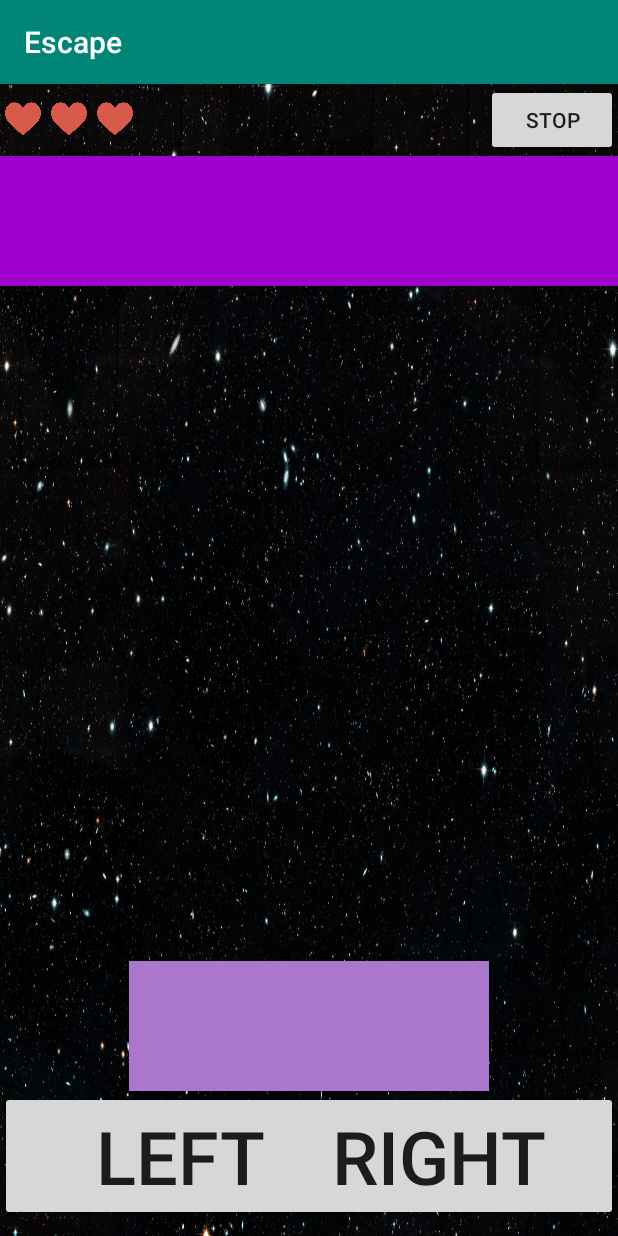
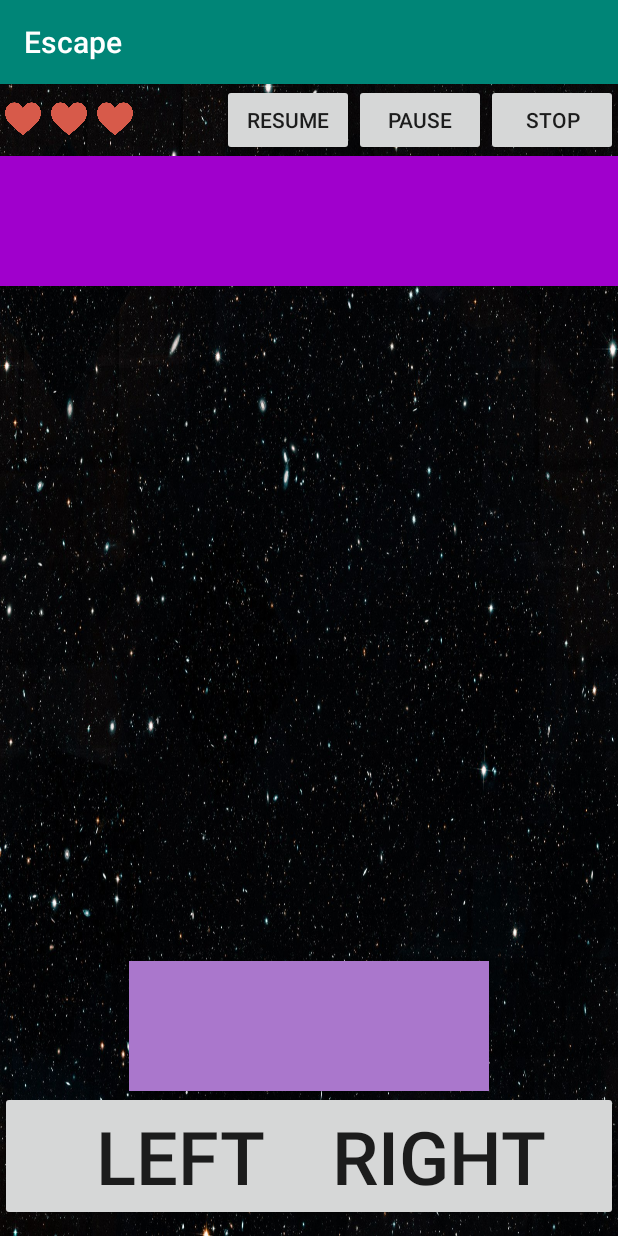
Before and after one commit to hodg300/Escape-Application, an Android app: the GameActivity screen opened directly, with no data from a screen before it, on a phone screen of 412 x 824 dp. Run offline under Robolectric (Android 15) with nearby library versions, the phone set to English and light mode, and no system bars; libraries missing offline, so code that uses them is left out: androidx.constraintlayout.solver.

Commit message:
third commit

```diff
--- a/src/main/java/com/example/myfirstapp/GameActivity.java
+++ b/src/main/java/com/example/myfirstapp/GameActivity.java
@@ -44,6 +44,7 @@ public class GameActivity extends AppCompatActivity {
     private View enemy3;
     private Button btnLeft;
     private Button btnRight;
+    private Button btnPause;
     private ImageView life_status1;
     private ImageView life_status2;
     private ImageView life_status3;
@@ -52,6 +53,8 @@ public class GameActivity extends AppCompatActivity {
     private ValueAnimator animation2;
     private ValueAnimator animation3;
     private int screenHeight;
+    final int MIN =3000;
+    final int MAX=6000;
 
 
 
@@ -65,6 +68,7 @@ public class GameActivity extends AppCompatActivity {
         player = (View) findViewById(R.id.player);
         btnLeft = findViewById(R.id.move_left);
         btnRight = findViewById(R.id.move_right);
+        btnPause=findViewById(R.id.btn_pause);
         enemy1 = (View) findViewById(R.id.enemy1);
         enemy2 = (View) findViewById(R.id.enemy2);
         enemy3 = (View) findViewById(R.id.enemy3);
@@ -93,6 +97,29 @@ public class GameActivity extends AppCompatActivity {
             }
         });
 
+//            findViewById(R.id.btn_pause).setOnClickListener(new View.OnClickListener() {
+//                @Override
+//                public void onClick(View v) {
+//                    animation1.pause();
+//                    animation2.pause();
+//                    animation3.pause();
+//                    btnPause.setText("RESUME");
+//                }
+//            });
+//        findViewById(R.id.btn_pause).setOnClickListener(new View.OnClickListener() {
+//            @Override
+//            public void onClick(View v) {
+//                if(btnPause.getText()=="RESUME") {
+//                    animation1.pause();
+//                    animation2.pause();
+//                    animation3.pause();
+//                    btnPause.setText("RESUME");
+//                }
+//            }
+//        });
+
+
+
 
         //move left
         btnLeft.setOnClickListener(new View.OnClickListener() {
@@ -117,7 +144,7 @@ public class GameActivity extends AppCompatActivity {
 
         //create animation
         animation1 = ValueAnimator.ofInt(-130,screenHeight);
-        animation1.setDuration(7000).setRepeatCount(Animation.INFINITE);
+        animation1.setDuration(5000).setRepeatCount(Animation.INFINITE);
         animation1.start();
         animation1.addUpdateListener(new ValueAnimator.AnimatorUpdateListener() {
             @Override
@@ -149,7 +176,7 @@ public class GameActivity extends AppCompatActivity {
         });
 
         animation3 = ValueAnimator.ofInt(-130,screenHeight);
-        animation3.setDuration(6000).setRepeatCount(Animation.INFINITE);
+        animation3.setDuration(4500).setRepeatCount(Animation.INFINITE);
         animation3.start();
         animation3.addUpdateListener(new ValueAnimator.AnimatorUpdateListener() {
             @Override
@@ -199,18 +226,21 @@ public class GameActivity extends AppCompatActivity {
         e.getLocationOnScreen(enemy_locate);
         p.getLocationOnScreen(player_locate);
 
-//        Log.d("enemy", "isCollision enemy : " + e.getX() +" " + e.getY());
-//        Log.d("player", "isCollision player : " + p.getX() +" " + p.getY());
-//        Log.d("sis", "isCollosion1: " + enemy_locate[0] + " " + enemy_locate[1]);
-//        Log.d("sis", "isCollosion2: " + player_locate[0] + " " + player_locate[1]);
         Rect rect1=new Rect(enemy_locate[0],enemy_locate[1],(int)(enemy_locate[0]+ e.getWidth()),(int)(enemy_locate[1]+e.getHeight()));
-//        Log.d("rect1", "isCollision: " + enemy_locate[0] + " " +enemy_locate[1] + " " + e.getWidth() + " "+ e.getHeight()+" " + enemy_locate[0] );
         Rect rect2=new Rect(player_locate[0],player_locate[1],(int)(player_locate[0]+ p.getWidth()),(int)(player_locate[1]+p.getHeight()));
-//        Log.d("rect2", "isCollision: " + player_locate[0] + " " +player_locate[1] + " " + p.getWidth() + " "+ p.getHeight()+" " + player_locate[0] );
-
-
-//        Log.d("answer", "isCollision: " + Rect.intersects(rect1,rect2));
 
         return Rect.intersects(rect1,rect2);
     }
+
+    public void clickToPause(View view) {
+        animation1.pause();
+        animation2.pause();
+        animation3.pause();
+    }
+
+    public void clickToResume(View view) {
+        animation1.resume();
+        animation2.resume();
+        animation3.resume();
+    }
 }
--- a/src/main/res/layout/activity_end.xml
+++ b/src/main/res/layout/activity_end.xml
@@ -16,7 +16,7 @@
         android:layout_centerInParent="true"/>
 
     <Button
-        android:text="End Game"
+        android:text="Quit"
         android:layout_width="wrap_content"
         android:layout_height="wrap_content"
         android:layout_below="@id/btn_restart"
--- a/src/main/res/layout/activity_game.xml
+++ b/src/main/res/layout/activity_game.xml
@@ -42,6 +42,21 @@
         android:layout_width="wrap_content"
         android:layout_height="wrap_content"
         android:layout_alignParentRight="true"/>
+    <Button
+        android:id="@+id/btn_pause"
+        android:text="PAUSE"
+        android:layout_width="wrap_content"
+        android:layout_height="wrap_content"
+        android:onClick="clickToPause"
+        android:layout_toLeftOf="@id/btn_stop"/>
+    <Button
+        android:id="@+id/btn_resume"
+        android:text="RESUME"
+        android:layout_width="wrap_content"
+        android:layout_height="wrap_content"
+        android:layout_toLeftOf="@id/btn_pause"
+        android:onClick="clickToResume"/>
+
 
     <LinearLayout
         android:id="@+id/main_layout"
```
Also changed, not shown: src/main/res/drawable-v24/left-arrow.png (deleted), src/main/res/drawable-v24/right-arrow.png (deleted).
